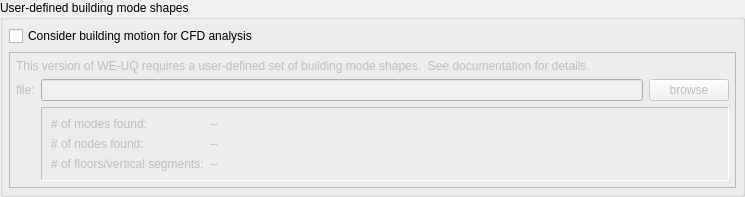
This is EVENTS/usermodeshapes.ui in NHERI-SimCenter/WE-UQ as Qt 5 draws it before an edit. The edited form follows.
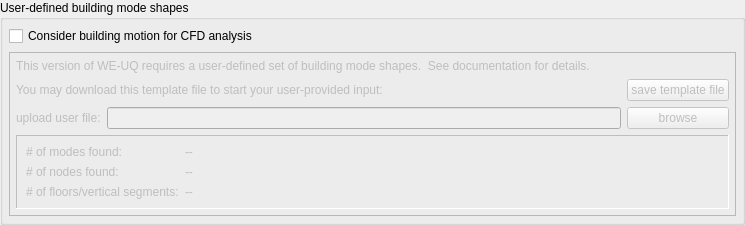
This is the edited form.

Commit message: adding a template for download to aid the user

```diff
--- a/EVENTS/usermodeshapes.ui
+++ b/EVENTS/usermodeshapes.ui
@@ -7,7 +7,7 @@
     <x>0</x>
     <y>0</y>
     <width>745</width>
-    <height>197</height>
+    <height>219</height>
    </rect>
   </property>
   <property name="windowTitle">
@@ -96,7 +96,45 @@
          <property name="verticalSpacing">
           <number>6</number>
          </property>
-         <item row="2" column="1" colspan="2">
+         <item row="2" column="0">
+          <widget class="QLabel" name="upload_label">
+           <property name="text">
+            <string>upload user file:</string>
+           </property>
+          </widget>
+         </item>
+         <item row="2" column="1">
+          <widget class="QLineEdit" name="filename"/>
+         </item>
+         <item row="2" column="2">
+          <widget class="QPushButton" name="browse_button">
+           <property name="text">
+            <string>browse</string>
+           </property>
+          </widget>
+         </item>
+         <item row="0" column="0" colspan="3">
+          <widget class="QLabel" name="info_label">
+           <property name="text">
+            <string>This version of WE-UQ requires a user-defined set of building mode shapes.  See documentation for details.</string>
+           </property>
+          </widget>
+         </item>
+         <item row="1" column="0" colspan="2">
+          <widget class="QLabel" name="template_label">
+           <property name="text">
+            <string>You may download this template file to start your user-provided input:</string>
+           </property>
+          </widget>
+         </item>
+         <item row="1" column="2">
+          <widget class="QPushButton" name="btn_download_template">
+           <property name="text">
+            <string>save template file</string>
+           </property>
+          </widget>
+         </item>
+         <item row="3" column="0" colspan="3">
           <widget class="QFrame" name="infoFrame">
            <property name="frameShape">
             <enum>QFrame::Panel</enum>
@@ -150,30 +188,6 @@
            </layout>
           </widget>
          </item>
-         <item row="1" column="1">
-          <widget class="QLineEdit" name="filename"/>
-         </item>
-         <item row="1" column="0">
-          <widget class="QLabel" name="info">
-           <property name="text">
-            <string>file:</string>
-           </property>
-          </widget>
-         </item>
-         <item row="1" column="2">
-          <widget class="QPushButton" name="browse_button">
-           <property name="text">
-            <string>browse</string>
-           </property>
-          </widget>
-         </item>
-         <item row="0" column="0" colspan="3">
-          <widget class="QLabel" name="label">
-           <property name="text">
-            <string>This version of WE-UQ requires a user-defined set of building mode shapes.  See documentation for details.</string>
-           </property>
-          </widget>
-         </item>
         </layout>
        </widget>
       </item>
```
The commit also changes 6 other files.
